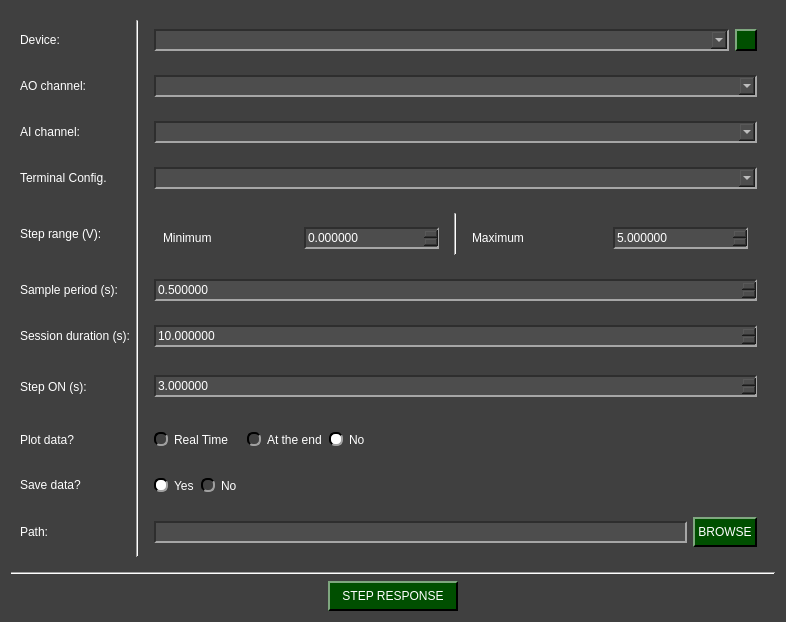
Qt form pydaq/uis/PyDAQ_step_response_NIDAQ_widget.ui (samirmartins/pydaq) before a commit.
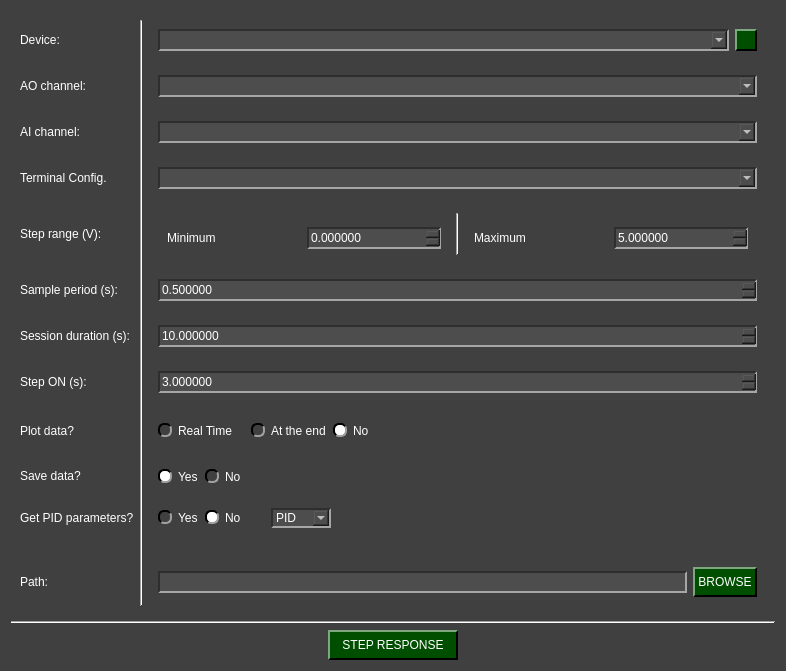
The same form after that commit. Icons and pictures are not drawn.

What changed in the file:
```diff
--- a/pydaq/uis/PyDAQ_step_response_NIDAQ_widget.ui
+++ b/pydaq/uis/PyDAQ_step_response_NIDAQ_widget.ui
@@ -7,9 +7,15 @@
     <x>0</x>
     <y>0</y>
     <width>786</width>
-    <height>622</height>
+    <height>671</height>
    </rect>
   </property>
+  <property name="minimumSize">
+   <size>
+    <width>60</width>
+    <height>0</height>
+   </size>
+  </property>
   <property name="windowTitle">
    <string>Form</string>
   </property>
@@ -189,14 +195,26 @@
 
 QPushButton#reload_devices:pressed{
 	border: 2px solid rgb(255, 255, 255);
+}
+
+QComboBox:disabled {
+    background-color: rgb(50, 50, 50);
+    
+    border-top: 1.5px solid rgb(30, 30, 30);
+    border-left: 1.5px solid rgb(30, 30, 30);
+    
+    border-bottom: 1.5px solid rgb(100, 100, 100);
+    border-right: 1.5px solid rgb(100, 100, 100);
+    
+    color: rgb(150, 150, 150);
 }</string>
   </property>
   <layout class="QGridLayout" name="gridLayout_12">
    <item row="0" column="0">
     <widget class="QWidget" name="widget" native="true">
      <layout class="QGridLayout" name="gridLayout">
-      <item row="1" column="0">
-       <widget class="QLabel" name="label_2">
+      <item row="13" column="0" alignment="Qt::AlignmentFlag::AlignVCenter">
+       <widget class="QLabel" name="label_8">
         <property name="minimumSize">
          <size>
           <width>0</width>
@@ -210,215 +228,55 @@
          </size>
         </property>
         <property name="text">
-         <string>AO channel:</string>
+         <string>Path:</string>
         </property>
        </widget>
       </item>
-      <item row="0" column="3">
-       <widget class="QWidget" name="widget_2" native="true">
-        <layout class="QGridLayout" name="gridLayout_3">
-         <item row="0" column="0">
-          <widget class="QComboBox" name="device_combo">
-           <property name="minimumSize">
-            <size>
-             <width>0</width>
-             <height>22</height>
-            </size>
-           </property>
-           <property name="maximumSize">
-            <size>
-             <width>16777215</width>
-             <height>22</height>
-            </size>
-           </property>
-          </widget>
-         </item>
-         <item row="0" column="1">
-          <widget class="QPushButton" name="reload_devices">
-           <property name="minimumSize">
-            <size>
-             <width>22</width>
-             <height>22</height>
-            </size>
-           </property>
-           <property name="maximumSize">
-            <size>
-             <width>22</width>
-             <height>22</height>
-            </size>
-           </property>
-           <property name="text">
-            <string/>
-           </property>
-          </widget>
-         </item>
-        </layout>
-       </widget>
-      </item>
-      <item row="1" column="3">
-       <widget class="QWidget" name="widget_3" native="true">
-        <layout class="QGridLayout" name="gridLayout_4">
-         <item row="0" column="0">
-          <widget class="QComboBox" name="ao_channel_combo">
-           <property name="minimumSize">
-            <size>
-             <width>0</width>
-             <height>22</height>
-            </size>
-           </property>
-           <property name="maximumSize">
-            <size>
-             <width>16777215</width>
-             <height>22</height>
-            </size>
-           </property>
-          </widget>
-         </item>
-        </layout>
-       </widget>
-      </item>
-      <item row="2" column="3">
-       <widget class="QWidget" name="widget_10" native="true">
-        <layout class="QGridLayout" name="gridLayout_2">
-         <item row="0" column="0">
-          <widget class="QComboBox" name="ai_channel_combo">
-           <property name="minimumSize">
-            <size>
-             <width>0</width>
-             <height>22</height>
-            </size>
-           </property>
-           <property name="maximumSize">
-            <size>
-             <width>16777215</width>
-             <height>22</height>
-            </size>
-           </property>
-          </widget>
-         </item>
-        </layout>
-       </widget>
-      </item>
-      <item row="4" column="0">
-       <widget class="QLabel" name="label_10">
-        <property name="text">
-         <string>Step range (V):</string>
-        </property>
-       </widget>
-      </item>
-      <item row="0" column="2" rowspan="11">
+      <item row="0" column="1" rowspan="14">
        <widget class="Line" name="line">
         <property name="orientation">
          <enum>Qt::Orientation::Vertical</enum>
         </property>
        </widget>
       </item>
-      <item row="6" column="0">
-       <widget class="QLabel" name="label_5">
-        <property name="minimumSize">
-         <size>
-          <width>0</width>
-          <height>30</height>
-         </size>
-        </property>
-        <property name="maximumSize">
-         <size>
-          <width>16777215</width>
-          <height>30</height>
-         </size>
-        </property>
-        <property name="text">
-         <string>Session duration (s):</string>
-        </property>
-       </widget>
-      </item>
-      <item row="10" column="0" alignment="Qt::AlignmentFlag::AlignVCenter">
-       <widget class="QLabel" name="label_8">
-        <property name="minimumSize">
-         <size>
-          <width>0</width>
-          <height>30</height>
-         </size>
-        </property>
-        <property name="maximumSize">
-         <size>
-          <width>16777215</width>
-          <height>30</height>
-         </size>
-        </property>
-        <property name="text">
-         <string>Path:</string>
-        </property>
-       </widget>
-      </item>
-      <item row="9" column="3" alignment="Qt::AlignmentFlag::AlignLeft">
-       <widget class="QWidget" name="widget_8" native="true">
-        <layout class="QHBoxLayout" name="horizontalLayout_2">
-         <item>
-          <widget class="QRadioButton" name="yes_save_radio">
-           <property name="text">
-            <string>Yes</string>
+      <item row="6" column="2">
+       <widget class="QWidget" name="widget_6" native="true">
+        <layout class="QGridLayout" name="gridLayout_7">
+         <item row="0" column="0">
+          <widget class="QDoubleSpinBox" name="sesh_dur_in">
+           <property name="minimumSize">
+            <size>
+             <width>0</width>
+             <height>22</height>
+            </size>
            </property>
-           <property name="checked">
-            <bool>true</bool>
+           <property name="maximumSize">
+            <size>
+             <width>16777215</width>
+             <height>22</height>
+            </size>
            </property>
-           <attribute name="buttonGroup">
-            <string notr="true">save_radio_group</string>
-           </attribute>
-          </widget>
-         </item>
-         <item>
-          <widget class="QRadioButton" name="no_save_radio">
-           <property name="text">
-            <string>No</string>
+           <property name="decimals">
+            <number>6</number>
            </property>
-           <attribute name="buttonGroup">
-            <string notr="true">save_radio_group</string>
-           </attribute>
+           <property name="maximum">
+            <double>999999999999.000000000000000</double>
+           </property>
+           <property name="singleStep">
+            <double>0.010000000000000</double>
+           </property>
+           <property name="stepType">
+            <enum>QAbstractSpinBox::StepType::AdaptiveDecimalStepType</enum>
+           </property>
+           <property name="value">
+            <double>10.000000000000000</double>
+           </property>
           </widget>
          </item>
         </layout>
        </widget>
       </item>
-      <item row="2" column="0">
-       <widget class="QLabel" name="label_9">
-        <property name="minimumSize">
-         <size>
-          <width>0</width>
-          <height>30</height>
-         </size>
-        </property>
-        <property name="maximumSize">
-         <size>
-          <width>16777215</width>
-          <height>30</height>
-         </size>
-        </property>
-        <property name="text">
-         <string>AI channel:</string>
-        </property>
-       </widget>
-      </item>
-      <item row="8" column="0">
-       <widget class="QLabel" name="label_6">
-        <property name="minimumSize">
-         <size>
-          <width>0</width>
-          <height>30</height>
-         </size>
-        </property>
-        <property name="maximumSize">
-         <size>
-          <width>16777215</width>
-          <height>30</height>
-         </size>
-        </property>
-        <property name="text">
-         <string>Plot data?</string>
-        </property>
-       </widget>
-      </item>
-      <item row="8" column="3" alignment="Qt::AlignmentFlag::AlignLeft">
+      <item row="8" column="2" alignment="Qt::AlignmentFlag::AlignLeft">
        <widget class="QWidget" name="widget_7" native="true">
         <layout class="QHBoxLayout" name="horizontalLayout">
          <item>
@@ -477,7 +335,29 @@
         </layout>
        </widget>
       </item>
-      <item row="4" column="3">
+      <item row="3" column="2">
+       <widget class="QWidget" name="widget_4" native="true">
+        <layout class="QGridLayout" name="gridLayout_5">
+         <item row="0" column="0">
+          <widget class="QComboBox" name="terminal_config_combo">
+           <property name="minimumSize">
+            <size>
+             <width>0</width>
+             <height>22</height>
+            </size>
+           </property>
+           <property name="maximumSize">
+            <size>
+             <width>16777215</width>
+             <height>22</height>
+            </size>
+           </property>
+          </widget>
+         </item>
+        </layout>
+       </widget>
+      </item>
+      <item row="4" column="2">
        <widget class="QWidget" name="widget_11" native="true">
         <property name="minimumSize">
          <size>
@@ -614,6 +494,166 @@
         </layout>
        </widget>
       </item>
+      <item row="5" column="2">
+       <widget class="QWidget" name="widget_5" native="true">
+        <layout class="QGridLayout" name="gridLayout_6">
+         <item row="0" column="0">
+          <widget class="QDoubleSpinBox" name="Ts_in">
+           <property name="minimumSize">
+            <size>
+             <width>0</width>
+             <height>22</height>
+            </size>
+           </property>
+           <property name="maximumSize">
+            <size>
+             <width>16777215</width>
+             <height>22</height>
+            </size>
+           </property>
+           <property name="decimals">
+            <number>6</number>
+           </property>
+           <property name="maximum">
+            <double>999999999999.000000000000000</double>
+           </property>
+           <property name="singleStep">
+            <double>0.010000000000000</double>
+           </property>
+           <property name="stepType">
+            <enum>QAbstractSpinBox::StepType::AdaptiveDecimalStepType</enum>
+           </property>
+           <property name="value">
+            <double>0.500000000000000</double>
+           </property>
+          </widget>
+         </item>
+        </layout>
+       </widget>
+      </item>
+      <item row="2" column="2">
+       <widget class="QWidget" name="widget_10" native="true">
+        <layout class="QGridLayout" name="gridLayout_2">
+         <item row="0" column="0">
+          <widget class="QComboBox" name="ai_channel_combo">
+           <property name="minimumSize">
+            <size>
+             <width>0</width>
+             <height>22</height>
+            </size>
+           </property>
+           <property name="maximumSize">
+            <size>
+             <width>16777215</width>
+             <height>22</height>
+            </size>
+           </property>
+          </widget>
+         </item>
+        </layout>
+       </widget>
+      </item>
+      <item row="0" column="2">
+       <widget class="QWidget" name="widget_2" native="true">
+        <layout class="QGridLayout" name="gridLayout_3">
+         <item row="0" column="0">
+          <widget class="QComboBox" name="device_combo">
+           <property name="minimumSize">
+            <size>
+             <width>0</width>
+             <height>22</height>
+            </size>
+           </property>
+           <property name="maximumSize">
+            <size>
+             <width>16777215</width>
+             <height>22</height>
+            </size>
+           </property>
+          </widget>
+         </item>
+         <item row="0" column="1">
+          <widget class="QPushButton" name="reload_devices">
+           <property name="minimumSize">
+            <size>
+             <width>22</width>
+             <height>22</height>
+            </size>
+           </property>
+           <property name="maximumSize">
+            <size>
+             <width>22</width>
+             <height>22</height>
+            </size>
+           </property>
+           <property name="text">
+            <string/>
+           </property>
+          </widget>
+         </item>
+        </layout>
+       </widget>
+      </item>
+      <item row="1" column="2">
+       <widget class="QWidget" name="widget_3" native="true">
+        <layout class="QGridLayout" name="gridLayout_4">
+         <item row="0" column="0">
+          <widget class="QComboBox" name="ao_channel_combo">
+           <property name="minimumSize">
+            <size>
+             <width>0</width>
+             <height>22</height>
+            </size>
+           </property>
+           <property name="maximumSize">
+            <size>
+             <width>16777215</width>
+             <height>22</height>
+            </size>
+           </property>
+          </widget>
+         </item>
+        </layout>
+       </widget>
+      </item>
+      <item row="1" column="0">
+       <widget class="QLabel" name="label_2">
+        <property name="minimumSize">
+         <size>
+          <width>0</width>
+          <height>30</height>
+         </size>
+        </property>
+        <property name="maximumSize">
+         <size>
+          <width>16777215</width>
+          <height>30</height>
+         </size>
+        </property>
+        <property name="text">
+         <string>AO channel:</string>
+        </property>
+       </widget>
+      </item>
+      <item row="6" column="0">
+       <widget class="QLabel" name="label_5">
+        <property name="minimumSize">
+         <size>
+          <width>0</width>
+          <height>30</height>
+         </size>
+        </property>
+        <property name="maximumSize">
+         <size>
+          <width>16777215</width>
+          <height>30</height>
+         </size>
+        </property>
+        <property name="text">
+         <string>Session duration (s):</string>
+        </property>
+       </widget>
+      </item>
       <item row="5" column="0">
        <widget class="QLabel" name="label_4">
         <property name="minimumSize">
@@ -633,48 +673,7 @@
         </property>
        </widget>
       </item>
-      <item row="3" column="0">
-       <widget class="QLabel" name="label_3">
-        <property name="minimumSize">
-         <size>
-          <width>0</width>
-          <height>30</height>
-         </size>
-        </property>
-        <property name="maximumSize">
-         <size>
-          <width>16777215</width>
-          <height>30</height>
-         </size>
-        </property>
-        <property name="text">
-         <string>Terminal Config.</string>
-        </property>
-       </widget>
-      </item>
-      <item row="3" column="3">
-       <widget class="QWidget" name="widget_4" native="true">
-        <layout class="QGridLayout" name="gridLayout_5">
-         <item row="0" column="0">
-          <widget class="QComboBox" name="terminal_config_combo">
-           <property name="minimumSize">
-            <size>
-             <width>0</width>
-             <height>22</height>
-            </size>
-           </property>
-           <property name="maximumSize">
-            <size>
-             <width>16777215</width>
-             <height>22</height>
-            </size>
-           </property>
-          </widget>
-         </item>
-        </layout>
-       </widget>
-      </item>
-      <item row="10" column="3">
+      <item row="13" column="2">
        <widget class="QWidget" name="widget_9" native="true">
         <layout class="QHBoxLayout" name="horizontalLayout_3">
          <item alignment="Qt::AlignmentFlag::AlignVCenter">
@@ -715,118 +714,6 @@
         </layout>
        </widget>
       </item>
-      <item row="0" column="0">
-       <widget class="QLabel" name="label">
-        <property name="minimumSize">
-         <size>
-          <width>0</width>
-          <height>30</height>
-         </size>
-        </property>
-        <property name="maximumSize">
-         <size>
-          <width>16777215</width>
-          <height>30</height>
-         </size>
-        </property>
-        <property name="text">
-         <string>Device:</string>
-        </property>
-       </widget>
-      </item>
-      <item row="5" column="3">
-       <widget class="QWidget" name="widget_5" native="true">
-        <layout class="QGridLayout" name="gridLayout_6">
-         <item row="0" column="0">
-          <widget class="QDoubleSpinBox" name="Ts_in">
-           <property name="minimumSize">
-            <size>
-             <width>0</width>
-             <height>22</height>
-            </size>
-           </property>
-           <property name="maximumSize">
-            <size>
-             <width>16777215</width>
-             <height>22</height>
-            </size>
-           </property>
-           <property name="decimals">
-            <number>6</number>
-           </property>
-           <property name="maximum">
-            <double>999999999999.000000000000000</double>
-           </property>
-           <property name="singleStep">
-            <double>0.010000000000000</double>
-           </property>
-           <property name="stepType">
-            <enum>QAbstractSpinBox::StepType::AdaptiveDecimalStepType</enum>
-           </property>
-           <property name="value">
-            <double>0.500000000000000</double>
-           </property>
-          </widget>
-         </item>
-        </layout>
-       </widget>
-      </item>
-      <item row="9" column="0">
-       <widget class="QLabel" name="label_7">
-        <property name="minimumSize">
-         <size>
-          <width>0</width>
-          <height>30</height>
-         </size>
-        </property>
-        <property name="maximumSize">
-         <size>
-          <width>16777215</width>
-          <height>30</height>
-         </size>
-        </property>
-        <property name="text">
-         <string>Save data?</string>
-        </property>
-       </widget>
-      </item>
-      <item row="6" column="3">
-       <widget class="QWidget" name="widget_6" native="true">
-        <layout class="QGridLayout" name="gridLayout_7">
-         <item row="0" column="0">
-          <widget class="QDoubleSpinBox" name="sesh_dur_in">
-           <property name="minimumSize">
-            <size>
-             <width>0</width>
-             <height>22</height>
-            </size>
-           </property>
-           <property name="maximumSize">
-            <size>
-             <width>16777215</width>
-             <height>22</height>
-            </size>
-           </property>
-           <property name="decimals">
-            <number>6</number>
-           </property>
-           <property name="maximum">
-            <double>999999999999.000000000000000</double>
-           </property>
-           <property name="singleStep">
-            <double>0.010000000000000</double>
-           </property>
-           <property name="stepType">
-            <enum>QAbstractSpinBox::StepType::AdaptiveDecimalStepType</enum>
-           </property>
-           <property name="value">
-            <double>10.000000000000000</double>
-           </property>
-          </widget>
-         </item>
-        </layout>
-       </widget>
-      </item>
       <item row="7" column="0">
        <widget class="QLabel" name="label_13">
         <property name="text">
@@ -834,7 +721,33 @@
         </property>
        </widget>
       </item>
-      <item row="7" column="3">
+      <item row="4" column="0">
+       <widget class="QLabel" name="label_10">
+        <property name="text">
+         <string>Step range (V):</string>
+        </property>
+       </widget>
+      </item>
+      <item row="8" column="0">
+       <widget class="QLabel" name="label_6">
+        <property name="minimumSize">
+         <size>
+          <width>0</width>
+          <height>30</height>
+         </size>
+        </property>
+        <property name="maximumSize">
+         <size>
+          <width>16777215</width>
+          <height>30</height>
+         </size>
+        </property>
+        <property name="text">
+         <string>Plot data?</string>
+        </property>
+       </widget>
+      </item>
+      <item row="7" column="2">
        <widget class="QWidget" name="widget_14" native="true">
         <layout class="QGridLayout" name="gridLayout_11">
          <item row="0" column="0">
@@ -871,6 +784,184 @@
         </layout>
        </widget>
       </item>
+      <item row="9" column="2" alignment="Qt::AlignmentFlag::AlignLeft">
+       <widget class="QWidget" name="widget_8" native="true">
+        <layout class="QHBoxLayout" name="horizontalLayout_2">
+         <item>
+          <widget class="QRadioButton" name="yes_save_radio">
+           <property name="text">
+            <string>Yes</string>
+           </property>
+           <property name="checked">
+            <bool>true</bool>
+           </property>
+           <attribute name="buttonGroup">
+            <string notr="true">save_radio_group</string>
+           </attribute>
+          </widget>
+         </item>
+         <item>
+          <widget class="QRadioButton" name="no_save_radio">
+           <property name="text">
+            <string>No</string>
+           </property>
+           <attribute name="buttonGroup">
+            <string notr="true">save_radio_group</string>
+           </attribute>
+          </widget>
+         </item>
+        </layout>
+       </widget>
+      </item>
+      <item row="2" column="0">
+       <widget class="QLabel" name="label_9">
+        <property name="minimumSize">
+         <size>
+          <width>0</width>
+          <height>30</height>
+         </size>
+        </property>
+        <property name="maximumSize">
+         <size>
+          <width>16777215</width>
+          <height>30</height>
+         </size>
+        </property>
+        <property name="text">
+         <string>AI channel:</string>
+        </property>
+       </widget>
+      </item>
+      <item row="10" column="0">
+       <widget class="QLabel" name="label_16">
+        <property name="text">
+         <string>Get PID parameters?</string>
+        </property>
+       </widget>
+      </item>
+      <item row="3" column="0">
+       <widget class="QLabel" name="label_3">
+        <property name="minimumSize">
+         <size>
+          <width>0</width>
+          <height>30</height>
+         </size>
+        </property>
+        <property name="maximumSize">
+         <size>
+          <width>16777215</width>
+          <height>30</height>
+         </size>
+        </property>
+        <property name="text">
+         <string>Terminal Config.</string>
+        </property>
+       </widget>
+      </item>
+      <item row="9" column="0">
+       <widget class="QLabel" name="label_7">
+        <property name="minimumSize">
+         <size>
+          <width>0</width>
+          <height>30</height>
+         </size>
+        </property>
+        <property name="maximumSize">
+         <size>
+          <width>16777215</width>
+          <height>30</height>
+         </size>
+        </property>
+        <property name="text">
+         <string>Save data?</string>
+        </property>
+       </widget>
+      </item>
+      <item row="0" column="0">
+       <widget class="QLabel" name="label">
+        <property name="minimumSize">
+         <size>
+          <width>0</width>
+          <height>30</height>
+         </size>
+        </property>
+        <property name="maximumSize">
+         <size>
+          <width>16777215</width>
+          <height>30</height>
+         </size>
+        </property>
+        <property name="text">
+         <string>Device:</string>
+        </property>
+       </widget>
+      </item>
+      <item row="10" column="2" alignment="Qt::AlignmentFlag::AlignLeft">
+       <widget class="QWidget" name="widget_16" native="true">
+        <layout class="QHBoxLayout" name="horizontalLayout_4">
+         <item>
+          <widget class="QRadioButton" name="yes_pid_radio">
+           <property name="text">
+            <string>Yes</string>
+           </property>
+           <attribute name="buttonGroup">
+            <string notr="true">pid_radio_group</string>
+           </attribute>
+          </widget>
+         </item>
+         <item>
+          <widget class="QRadioButton" name="no_pid_radio">
+           <property name="minimumSize">
+            <size>
+             <width>60</width>
+             <height>0</height>
+            </size>
+           </property>
+           <property name="text">
+            <string>No</string>
+           </property>
+           <property name="checked">
+            <bool>true</bool>
+           </property>
+           <attribute name="buttonGroup">
+            <string notr="true">pid_radio_group</string>
+           </attribute>
+          </widget>
+         </item>
+         <item>
+          <widget class="QComboBox" name="PID_comboBox">
+           <property name="minimumSize">
+            <size>
+             <width>60</width>
+             <height>0</height>
+            </size>
+           </property>
+           <property name="currentText">
+            <string>PID</string>
+           </property>
+           <property name="currentIndex">
+            <number>2</number>
+           </property>
+           <item>
+            <property name="text">
+             <string>P</string>
+            </property>
+           </item>
+           <item>
+            <property name="text">
+             <string>PI</string>
+            </property>
+           </item>
+           <item>
+            <property name="text">
+             <string>PID</string>
+            </property>
+           </item>
+          </widget>
+         </item>
+        </layout>
+       </widget>
+      </item>
      </layout>
     </widget>
    </item>
```
Left out of the diff: 6 changed lines with no effect on the pictures.
